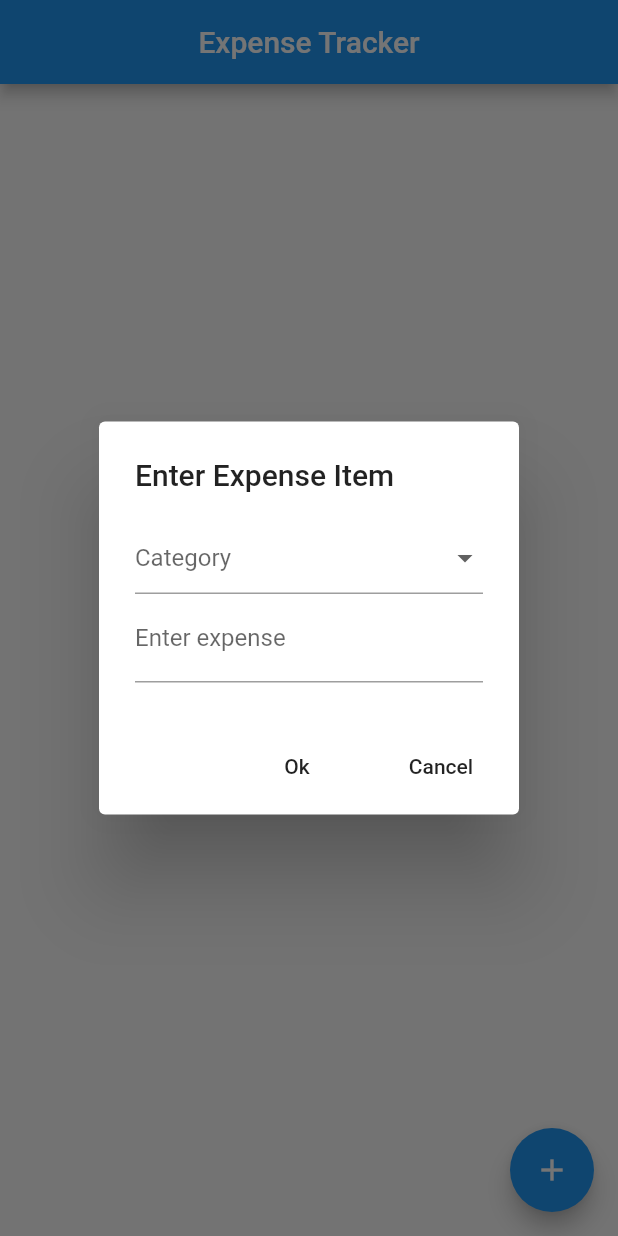
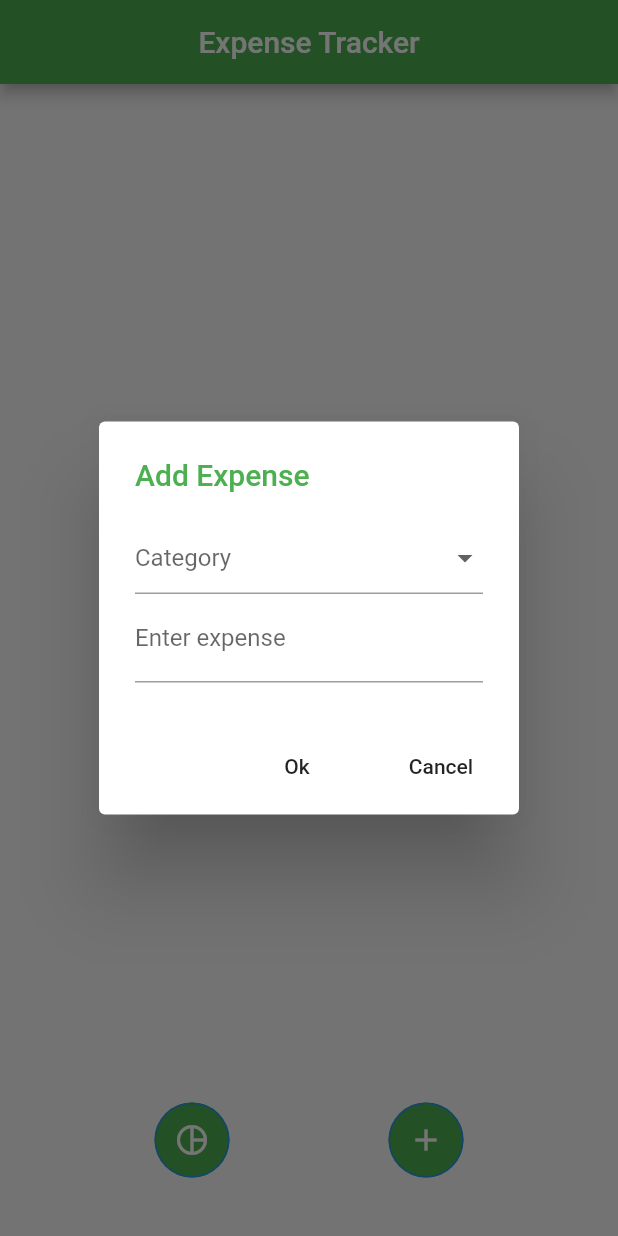
Before and after one commit to DenizD/Expense_Tracker, a Flutter app: the screen it shows after launch, after a tap on the "add" icon, on a phone screen of 412 x 824 dp. Run offline on Flutter 3.47's test engine with Material 2 defaults, Android fonts, the phone set to English and light mode, and no system bars; our stand-ins replace pie_chart, shared_preferences.

Commit message:
Code updated and refactored

```diff
--- /dev/null
+++ b/lib/components/data_column_component.dart
@@ -0,0 +1,19 @@
+import 'package:flutter/material.dart';
+
+class DataColumnComponent {
+  String title;
+  DataColumnComponent(this.title);
+
+  DataColumn create() {
+    return DataColumn(
+      label: Text(
+        title,
+        style: TextStyle(
+          color: Colors.green,
+          fontWeight: FontWeight.bold,
+          fontSize: 20,
+        ),
+      ),
+    );
+  }
+}
--- /dev/null
+++ b/lib/components/data_row_component.dart
@@ -0,0 +1,40 @@
+import 'package:expensetracker/utils/constants.dart';
+import 'package:flutter/material.dart';
+
+class DataRowComponent {
+  final IconData iconData;
+  final String categoryTitle;
+  final double expenseValue;
+  DataRowComponent(this.iconData, this.categoryTitle, this.expenseValue);
+
+  DataRow create() {
+    return DataRow(
+      cells: <DataCell>[
+        DataCell(
+          Icon(
+            iconData,
+            color: Constants.categoryColorMap[categoryTitle],
+          ),
+        ),
+        DataCell(
+          Text(
+            categoryTitle,
+            style: TextStyle(
+              color: Constants.categoryColorMap[categoryTitle],
+              fontWeight: FontWeight.bold,
+            ),
+          ),
+        ),
+        DataCell(
+          Text(
+            '$expenseValue',
+            style: TextStyle(
+              color: Constants.categoryColorMap[categoryTitle],
+              fontWeight: FontWeight.bold,
+            ),
+          ),
+        ),
+      ],
+    );
+  }
+}
--- /dev/null
+++ b/lib/components/rounded_button_component.dart
@@ -0,0 +1,31 @@
+import 'package:flutter/material.dart';
+
+class RoundedButton extends StatelessWidget {
+  final IconData iconData;
+  final Function onPressed;
+
+  RoundedButton({this.iconData, this.onPressed});
+
+  @override
+  Widget build(BuildContext context) {
+    return ButtonTheme(
+      height: 50,
+      minWidth: 50,
+      child: FlatButton(
+        color: Colors.green,
+        onPressed: onPressed,
+        child: Icon(
+          iconData,
+          color: Colors.white,
+        ),
+        shape: CircleBorder(
+          side: BorderSide(
+            color: Colors.blue,
+            width: 1,
+            style: BorderStyle.solid,
+          ),
+        ),
+      ),
+    );
+  }
+}
--- a/lib/models/expense_item_list.dart
+++ b/lib/models/expense_item_list.dart
@@ -18,4 +18,8 @@ class ExpenseItemList {
 
     _expenseItemList = _expenseItemMap.values.toList();
   }
+
+  void sortExpenseItems() {
+    _expenseItemList.sort((a, b) => b.getValue().compareTo(a.getValue()));
+  }
 }
--- a/lib/screens/expense_screen.dart
+++ b/lib/screens/expense_screen.dart
@@ -1,3 +1,8 @@
+import 'dart:math';
+
+import 'package:expensetracker/components/data_column_component.dart';
+import 'package:expensetracker/components/data_row_component.dart';
+import 'package:expensetracker/components/rounded_button_component.dart';
 import 'package:expensetracker/models/expense_date.dart';
 import 'package:expensetracker/models/expense_date_list.dart';
 import 'package:expensetracker/models/expense_item.dart';
@@ -6,6 +11,7 @@ import 'package:expensetracker/services/data_storage_service.dart';
 import 'package:expensetracker/utils/constants.dart';
 import 'package:flutter/material.dart';
 import 'package:intl/intl.dart';
+import 'package:pie_chart/pie_chart.dart';
 
 class ExpenseScreen extends StatefulWidget {
   @override
@@ -13,10 +19,13 @@ class ExpenseScreen extends StatefulWidget {
 }
 
 class _ExpenseScreenState extends State<ExpenseScreen> {
-  final textController = TextEditingController();
+  TextEditingController textController = TextEditingController();
 
   String expenseCategory;
   double expenseValue;
+
+  Map<String, double> totalExpenses = Map.fromIterables(
+      Constants.categoryList, List.filled(Constants.categoryList.length, 0));
 
   ExpenseDateList expenseDateList = ExpenseDateList();
   ExpenseItemList expenseItemList = ExpenseItemList();
@@ -36,14 +45,20 @@ class _ExpenseScreenState extends State<ExpenseScreen> {
         if (savedExpenseDate == DateFormat('yyyy-MM').format(DateTime.now())) {
           expenseItemList = savedExpenseItemList;
         }
-        for (dynamic expenseItem
+        for (dynamic savedExpenseItem
             in expenseDateListItem[Constants.expenseItemListKey]) {
+          String savedExpenseItemCategory =
+              savedExpenseItem[Constants.expenseItemCategoryKey];
+          double savedExpenseItemValue =
+              savedExpenseItem[Constants.expenseItemValueKey];
+          IconData savedExpenseItemIcon = Constants.categoryIconMap[
+              savedExpenseItem[Constants.expenseItemCategoryKey]];
           savedExpenseItemList.addExpenseItem(ExpenseItem(
-            expenseItem[Constants.expenseItemCategoryKey],
-            expenseItem[Constants.expenseItemValueKey],
-            Constants
-                .categoryIcons[expenseItem[Constants.expenseItemCategoryKey]],
+            savedExpenseItemCategory,
+            savedExpenseItemValue,
+            savedExpenseItemIcon,
           ));
+          totalExpenses[savedExpenseItemCategory] += savedExpenseItemValue;
         }
         ExpenseDate expenseDate = ExpenseDate(
             DateTime.parse(savedExpenseDate.toString() + '-01'),
@@ -56,28 +71,26 @@ class _ExpenseScreenState extends State<ExpenseScreen> {
   }
 
   void _saveExpenseData() {
-    try {
-      expenseValue = double.parse(textController.text.replaceAll(',', '.'));
-      expenseItemList.addExpenseItem(
-        ExpenseItem(
+    if (expenseCategory == null || expenseValue == null) {
+      return;
+    }
+    ExpenseItem expenseItem = ExpenseItem(
       expenseCategory,
       expenseValue,
-          Constants.categoryIcons[expenseCategory],
-        ),
+      Constants.categoryIconMap[expenseCategory],
     );
+    expenseItemList.addExpenseItem(expenseItem);
 
-      expenseDateList.addExpenseDate(
-        ExpenseDate(
+    ExpenseDate expenseDate = ExpenseDate(
       DateTime.now(),
       expenseItemList,
-        ),
     );
+    expenseDateList.addExpenseDate(expenseDate);
 
     dataStorage.saveData(
         Constants.dataStorageKey, expenseDateList.toJson().toString());
-    } catch (error) {
-      print(error);
-    }
+
+    totalExpenses[expenseCategory] += expenseValue;
   }
 
   @override
@@ -96,102 +109,104 @@ class _ExpenseScreenState extends State<ExpenseScreen> {
   Widget build(BuildContext context) {
     return Scaffold(
       appBar: AppBar(
+        backgroundColor: Colors.green,
         centerTitle: true,
         title: Text('Expense Tracker'),
       ),
-      floatingActionButton: FloatingActionButton(
-        child: Icon(Icons.add),
-        onPressed: () {
-          _showAddExpenseScreen();
-        },
-      ),
-      body: ListView.builder(
+      body: Column(
+        children: <Widget>[
+          Expanded(
+            flex: 5,
+            child: ListView.builder(
               itemCount: expenseDateList.getExpenseDateList().length ?? 0,
               itemBuilder: (context, index) {
                 return ExpansionTile(
                   title: Text(
                       '${expenseDateList.getExpenseDateList()[index].getFormattedDate()}'),
                   children: <Widget>[
-              Column(
+                    Theme(
+                      data: Theme.of(context)
+                          .copyWith(dividerColor: Colors.green),
+                      child: Column(
                         children: _buildExpandableTable(expenseDateList
                             .getExpenseDateList()[index]
                             .getExpenseItemList()),
+                      ),
                     ),
                   ],
                 );
               },
             ),
+          ),
+          Expanded(
+            flex: 1,
+            child: Row(
+              mainAxisAlignment: MainAxisAlignment.spaceEvenly,
+              children: <Widget>[
+                RoundedButton(
+                  iconData: Icons.pie_chart_outlined,
+                  onPressed: () {
+                    _showTotalExpensesScreen();
+                  },
+                ),
+                RoundedButton(
+                  iconData: Icons.add,
+                  onPressed: _showAddExpenseScreen,
+                ),
+              ],
+            ),
+          ),
+        ],
+      ),
     );
   }
 
   List<Widget> _buildExpandableTable(ExpenseItemList expenseItemList) {
-    List<Widget> columnContent = [];
+    List<Widget> tableContent = [];
+    List<DataColumn> dataColumns = [
+      DataColumnComponent('').create(),
+      DataColumnComponent('Category').create(),
+      DataColumnComponent('Expense').create()
+    ];
 
-    columnContent.add(
+    List<DataRow> dataRows = [];
+    expenseItemList.sortExpenseItems();
+    for (ExpenseItem expenseItem in expenseItemList.getExpenseItemList()) {
+      dataRows.add(DataRowComponent(expenseItem.getIconData(),
+              expenseItem.getCategory(), expenseItem.getValue())
+          .create());
+    }
+
+    tableContent.add(
       DataTable(
-        columns: <DataColumn>[
-          DataColumn(
-            label: Text(
-              '',
-              style: TextStyle(
-                fontWeight: FontWeight.bold,
-                fontSize: 20,
-              ),
-            ),
-          ),
-          DataColumn(
-            label: Text(
-              'Category',
-              style: TextStyle(
-                fontWeight: FontWeight.bold,
-                fontSize: 20,
-              ),
-            ),
-          ),
-          DataColumn(
-            label: Text(
-              'Expense',
-              style: TextStyle(
-                fontWeight: FontWeight.bold,
-                fontSize: 20,
-              ),
-            ),
-          ),
-        ],
-        rows: <DataRow>[
-          for (ExpenseItem expenseItem in expenseItemList.getExpenseItemList())
-            DataRow(
-              cells: <DataCell>[
-                DataCell(Icon(expenseItem.getIconData())),
-                DataCell(Text('${expenseItem.getCategory()}')),
-                DataCell(Text('${expenseItem.getValue()}')),
-              ],
-            ),
-        ],
+        columns: dataColumns,
+        rows: dataRows,
       ),
     );
 
-    return columnContent;
+    return tableContent;
   }
 
   void _showAddExpenseScreen() {
     expenseCategory = null;
     expenseValue = null;
-    textController.text = '';
 
     showDialog(
       context: context, barrierDismissible: false, // user must tap button!
 
       builder: (BuildContext context) {
         return AlertDialog(
-          title: Text('Enter Expense Item'),
+          title: Text(
+            'Add Expense',
+            style: TextStyle(color: Colors.green),
+          ),
           content: SingleChildScrollView(
             child: ListBody(
               children: [
                 DropdownButtonFormField<String>(
                   value: expenseCategory,
                   hint: Text('Category'),
-                  items: Constants.categories.map((String selectedValue) {
+                  items: Constants.categoryList.map((String selectedValue) {
                     return DropdownMenuItem<String>(
                       value: selectedValue,
                       child: Text(selectedValue),
@@ -205,9 +220,10 @@ class _ExpenseScreenState extends State<ExpenseScreen> {
                 ),
                 TextField(
                   controller: textController,
-                  decoration: InputDecoration(labelText: "Enter expense"),
+                  decoration: InputDecoration(
+                    labelText: "Enter expense",
+                  ),
                   keyboardType: TextInputType.number,
-                  onChanged: (text) => {},
                 ),
               ],
             ),
@@ -216,6 +232,13 @@ class _ExpenseScreenState extends State<ExpenseScreen> {
             FlatButton(
               child: Text('Ok'),
               onPressed: () {
+                try {
+                  expenseValue =
+                      double.parse(textController.text.replaceAll(',', '.'));
+                } catch (error) {
+//                  print(error);
+                }
+                textController.clear();
                 setState(() {
                   _saveExpenseData();
                 });
@@ -224,6 +247,37 @@ class _ExpenseScreenState extends State<ExpenseScreen> {
             ),
             FlatButton(
               child: Text('Cancel'),
+              onPressed: () {
+                textController.clear();
+                Navigator.of(context).pop();
+              },
+            ),
+          ],
+        );
+      },
+    );
+  }
+
+  void _showTotalExpensesScreen() {
+    showDialog(
+      context: context, barrierDismissible: false, // user must tap button!
+      builder: (BuildContext context) {
+        return AlertDialog(
+          title: Text(
+            'Expense Distribution',
+            style: TextStyle(color: Colors.green),
+          ),
+          content: Container(
+            width: MediaQuery.of(context).size.width * 0.9,
+            child: PieChart(
+              dataMap: totalExpenses,
+              colorList: Constants.categoryColorList,
+              legendPosition: LegendPosition.bottom,
+            ),
+          ),
+          actions: [
+            FlatButton(
+              child: Text('Ok'),
               onPressed: () {
                 Navigator.of(context).pop();
               },
--- a/lib/services/data_storage_service.dart
+++ b/lib/services/data_storage_service.dart
@@ -12,7 +12,7 @@ class DataStorage {
     prefs.setString(key, data);
   }
 
-  dynamic loadData(key) {
+  dynamic loadData(String key) {
     if (prefs.containsKey(key)) {
       String data = prefs.getString(key);
       dynamic jsonData = json.decode(data);
@@ -21,4 +21,10 @@ class DataStorage {
     }
     return null;
   }
+
+  void deleteData(String key) {
+    if (prefs.containsKey(key)) {
+      prefs.remove(key);
+    }
+  }
 }
--- a/lib/utils/constants.dart
+++ b/lib/utils/constants.dart
@@ -9,7 +9,7 @@ class Constants {
   static final String expenseDateKey = 'expenseDate';
   static final String expenseDateListKey = 'expenseDateList';
 
-  static final List<String> categories = [
+  static final List<String> categoryList = [
     'Home',
     'Car',
     'Shopping',
@@ -18,7 +18,16 @@ class Constants {
     'Other',
   ];
 
-  static final List<IconData> icons = [
+  static final List<Color> categoryColorList = [
+    Colors.brown,
+    Colors.red,
+    Colors.orange,
+    Colors.green,
+    Colors.blue,
+    Colors.purple
+  ];
+
+  static final List<IconData> categoryIconList = [
     Icons.home,
     Icons.directions_car,
     Icons.shopping_cart,
@@ -27,6 +36,9 @@ class Constants {
     Icons.toys,
   ];
 
-  static final Map<String, IconData> categoryIcons =
-      Map.fromIterables(categories, icons);
+  static final Map<String, IconData> categoryIconMap =
+      Map.fromIterables(categoryList, categoryIconList);
+
+  static final Map<String, Color> categoryColorMap =
+      Map.fromIterables(categoryList, categoryColorList);
 }
--- a/pubspec.yaml
+++ b/pubspec.yaml
@@ -15,6 +15,7 @@ dependencies:
   cupertino_icons: ^0.1.3
   intl: ^0.16.1
   shared_preferences: ^0.5.7+3
+  pie_chart: ^3.1.1
 
 dev_dependencies:
   flutter_test:
```
Also changed, not shown: pubspec.lock. Lines whose indentation alone changed are shown as unchanged.
